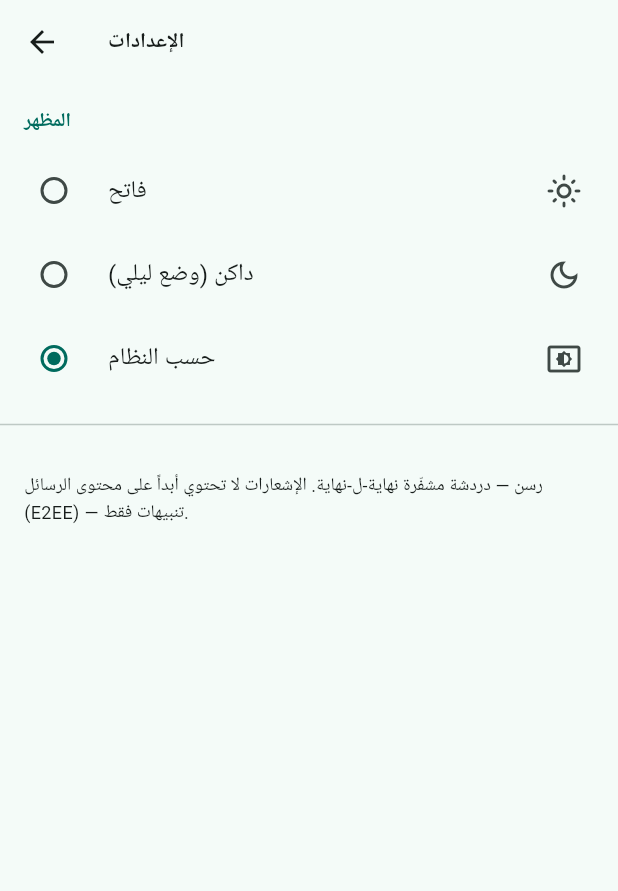
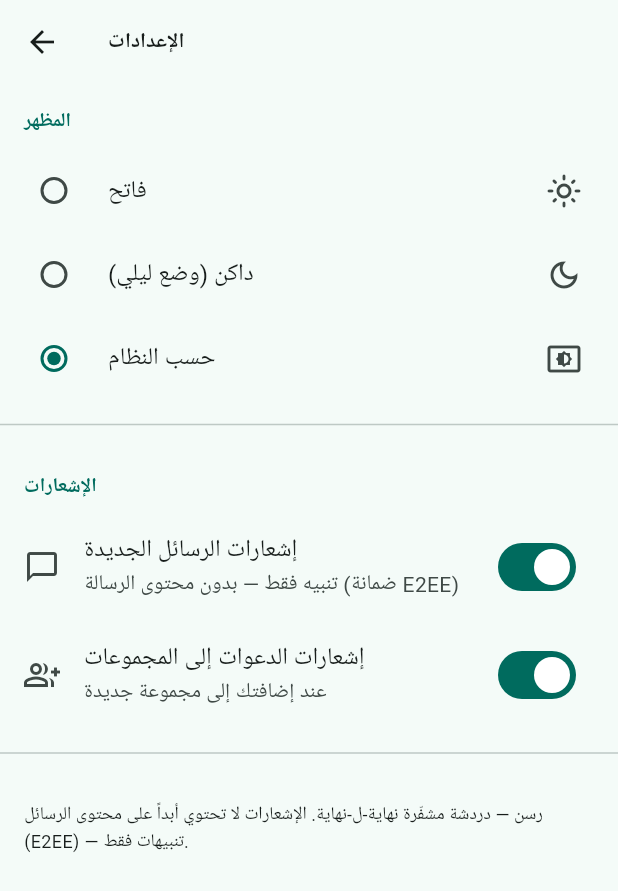
Before and after one commit to tibatechapp-ship-it/NexChat, a Flutter app: the screen it shows after launch, after a tap on "الإعدادات", on a phone screen of 412 x 824 dp. Shown: the top 891 px of the screen. Run offline on Flutter 3.47's test engine with Material 3 defaults, Android fonts, the phone set to English and light mode, and no system bars; our stand-ins replace firebase_core, firebase_messaging, flutter_local_notifications, shared_preferences; accounts and stored records are empty; statements that could not run were skipped.

Commit message:
feat(mobile): FCM push notifications - safe templates, token lifecycle, per-kind prefs
- lib/push/push_service.dart: PushService singleton (graceful init,
  permission request, token registration + refresh re-registration,
  foreground local display using templates only)
- lib/push/push_api.dart: REST client for /api/push/register|unregister|preferences
- lib/push/notification_preferences.dart: ChangeNotifier - instant local
  persistence (SharedPreferences) + server sync as source of truth
- lib/push/notification_templates.dart: local mirror of server templates
- lib/main.dart: service init (fails silently without platform config),
  NotificationPreferences provider wiring
- settings_screen.dart: notification on/off switches per kind
- pubspec.yaml: firebase_core ^3.6.0, firebase_messaging ^15.1.5,
  flutter_local_notifications ^17.2.3
- README: full platform setup guide (google-services.json, APNs, creds)

```diff
--- a/mobile/lib/main.dart
+++ b/mobile/lib/main.dart
@@ -1,6 +1,10 @@
+import 'dart:async';
+
 import 'package:flutter/material.dart';
 import 'package:provider/provider.dart';
 
+import 'push/notification_preferences.dart';
+import 'push/push_service.dart';
 import 'screens/home_screen.dart';
 import 'theme/app_theme.dart';
 import 'theme/theme_controller.dart';
@@ -13,19 +17,41 @@ Future<void> main() async {
   final themeController = ThemeController();
   await themeController.load();
 
-  runApp(RasanApp(themeController: themeController));
+  // تهيئة الإشعارات (FCM) — تفشل بهدوء إن لم تُضبط إعدادات المنصة بعد
+  // (google-services.json / APNs)، فيعمل التطبيق طبيعياً بلا إشعارات.
+  // التسجيل الفعلي للتوكن يحدث عند توفر جلسة مستخدم (setAuthToken).
+  await PushService.instance.initialize();
+
+  final notificationPreferences = NotificationPreferences();
+  // تحميل غير معطِّل — الواجهة تعرض القيم المحلية فوراً وتُحدَّث عند المزامنة.
+  unawaited(notificationPreferences.load());
+
+  runApp(
+    RasanApp(
+      themeController: themeController,
+      notificationPreferences: notificationPreferences,
+    ),
+  );
 }
 
 class RasanApp extends StatelessWidget {
-  const RasanApp({super.key, required this.themeController});
+  const RasanApp({
+    super.key,
+    required this.themeController,
+    required this.notificationPreferences,
+  });
 
   final ThemeController themeController;
+  final NotificationPreferences notificationPreferences;
 
   @override
   Widget build(BuildContext context) {
     return MultiProvider(
       providers: [
         ChangeNotifierProvider<ThemeController>.value(value: themeController),
+        ChangeNotifierProvider<NotificationPreferences>.value(
+          value: notificationPreferences,
+        ),
       ],
       child: Consumer<ThemeController>(
         builder: (context, theme, _) => MaterialApp(
--- /dev/null
+++ b/mobile/lib/push/notification_preferences.dart
@@ -0,0 +1,84 @@
+import 'package:flutter/foundation.dart';
+import 'package:shared_preferences/shared_preferences.dart';
+
+import 'push_api.dart';
+import 'push_service.dart';
+
+/// تفضيلات الإشعارات لكل نوع — تشغيل/إيقاف (الرسائل الجديدة، دعوات المجموعات).
+///
+/// التخزين:
+/// 1. **محلياً** في SharedPreferences (مفاتيح `rasan_notif_messages` /
+///    `rasan_notif_invites`) — يُطبَّق فوراً حتى دون جلسة/شبكة.
+/// 2. **مزامنة مع الخادم** عبر `PUT /api/push/preferences` عند توفر جلسة
+///    (الخادم هو مصدر الحقيقة — يمنع إرسال FCM أصلاً للأجهزة المطفأة).
+/// عند توفر جلسة يُسحب وضع الخادم بعد الإقلاع ويُطبَّق إن اختلف.
+class NotificationPreferences extends ChangeNotifier {
+  NotificationPreferences({PushApi? api})
+      : _api = api ?? PushService.instance.api;
+
+  final PushApi _api;
+
+  static const _keyMessages = 'rasan_notif_messages';
+  static const _keyInvites = 'rasan_notif_invites';
+
+  bool _messagesEnabled = true;
+  bool _invitesEnabled = true;
+  bool _loaded = false;
+
+  bool get messagesEnabled => _messagesEnabled;
+  bool get invitesEnabled => _invitesEnabled;
+  bool get loaded => _loaded;
+
+  /// قراءة التفضيلات المحلية ثم مزامنتها مع الخادم إن وُجدت جلسة.
+  Future<void> load() async {
+    final sp = await SharedPreferences.getInstance();
+    _messagesEnabled = sp.getBool(_keyMessages) ?? true;
+    _invitesEnabled = sp.getBool(_keyInvites) ?? true;
+    _loaded = true;
+    notifyListeners();
+
+    // الخادم مصدر الحقيقة عند توفر جلسة — يُطبَّق إن اختلف المحلي.
+    final remote = await _api.fetchPreferences();
+    if (remote != null) {
+      final m = remote['messages'] ?? _messagesEnabled;
+      final i = remote['invites'] ?? _invitesEnabled;
+      if (m != _messagesEnabled || i != _invitesEnabled) {
+        _messagesEnabled = m;
+        _invitesEnabled = i;
+        notifyListeners();
+        await _cacheLocal();
+      }
+    }
+  }
+
+  /// تشغيل/إيقاف إشعارات الرسائل الجديدة.
+  Future<void> setMessages(bool enabled) async {
+    if (enabled == _messagesEnabled) return;
+    _messagesEnabled = enabled;
+    notifyListeners();
+    await _persist();
+  }
+
+  /// تشغيل/إيقاف إشعارات الدعوات إلى المجموعات.
+  Future<void> setInvites(bool enabled) async {
+    if (enabled == _invitesEnabled) return;
+    _invitesEnabled = enabled;
+    notifyListeners();
+    await _persist();
+  }
+
+  /// حفظ محلي + مزامنة مع الخادم (فشل الشبكة لا يمنع الحفظ المحلي).
+  Future<void> _persist() async {
+    await _cacheLocal();
+    await _api.savePreferences(
+      messages: _messagesEnabled,
+      invites: _invitesEnabled,
+    );
+  }
+
+  Future<void> _cacheLocal() async {
+    final sp = await SharedPreferences.getInstance();
+    await sp.setBool(_keyMessages, _messagesEnabled);
+    await sp.setBool(_keyInvites, _invitesEnabled);
+  }
+}
--- /dev/null
+++ b/mobile/lib/push/notification_templates.dart
@@ -0,0 +1,23 @@
+/// قوالب نصوص الإشعارات — المرآة المحلية لقوالب الخادم
+/// (Rasan/server/notifications.js → TEMPLATES).
+///
+/// ضمانة E2EE: نصوص ثابتة فقط. لا يعرض تطبيق الجوال أي محتوى من داخل
+/// الرسالة المشفرة — لا في الإشعار المعروض يدوياً (foreground) ولا في
+/// payload المحلي.
+class NotificationTemplates {
+  NotificationTemplates._();
+
+  /// عنوان الإشعار الموحد (يطابق قالب الخادم).
+  static const String appTitle = 'رسن';
+
+  /// إشعار رسالة جديدة — بدون محتوى الرسالة.
+  static const String newMessage = 'لديك رسالة جديدة';
+
+  /// إشعار دعوة إلى مجموعة.
+  static const String groupInvite = 'لديك دعوة إلى مجموعة';
+
+  /// اختيار النص حسب نوع الإشعار القادم في data.kind —
+  /// أي نوع غير معروف يعامل كرسالة جديدة (النص الأكثر حيادية).
+  static String bodyForKind(String? kind) =>
+      kind == 'group_invite' ? groupInvite : newMessage;
+}
--- /dev/null
+++ b/mobile/lib/push/push_api.dart
@@ -0,0 +1,103 @@
+import 'dart:convert';
+
+import 'package:http/http.dart' as http;
+
+import '../config.dart';
+
+/// عميل REST لنقاط الإشعارات في الخادم (`Config.apiBase`):
+///
+/// - `POST /api/push/register`     تسجيل توكن FCM بعد تسجيل الدخول
+/// - `POST /api/push/unregister`   إلغاء تسجيل التوكن عند الخروج
+/// - `GET  /api/push/preferences`  قراءة التفضيلات (الخادم مصدر الحقيقة)
+/// - `PUT  /api/push/preferences`  حفظ تفضيلات الإشعارات (تشغيل/إيقاف)
+///
+/// كل النقاط تتطلب Bearer JWT — الطرق ترجع null/false بهدوء عند غياب
+/// الجلسة أو فشل الشبكة، والمكوّنات الأعلى تقرر ماذا تفعل.
+class PushApi {
+  PushApi({http.Client? client}) : _client = client ?? http.Client();
+
+  final http.Client _client;
+  String? _jwt;
+
+  /// هل توجد جلسة مسجلة حالياً؟
+  bool get hasAuth => _jwt != null;
+
+  /// ضبط توكن الجلسة — يُمرَّر من تدفق تسجيل الدخول عند توفره.
+  void setAuthToken(String? jwt) => _jwt = jwt;
+
+  Map<String, String> get _headers => {
+        'Content-Type': 'application/json',
+        if (_jwt != null) 'Authorization': 'Bearer $_jwt',
+      };
+
+  Uri _u(String path) => Uri.parse('${Config.apiBase}$path');
+
+  /// تسجيل توكن FCM للمستخدم الحالي. false عند غياب الجلسة أو الفشل.
+  Future<bool> registerToken(String fcmToken, String platform) async {
+    if (_jwt == null) return false;
+    try {
+      final res = await _client.post(
+        _u('/api/push/register'),
+        headers: _headers,
+        body: jsonEncode({'token': fcmToken, 'platform': platform}),
+      );
+      return res.statusCode == 200;
+    } catch (_) {
+      return false;
+    }
+  }
+
+  /// إلغاء تسجيل توكن (عند الخروج أو كتم الجهاز).
+  Future<bool> unregisterToken(String fcmToken) async {
+    if (_jwt == null) return false;
+    try {
+      final res = await _client.post(
+        _u('/api/push/unregister'),
+        headers: _headers,
+        body: jsonEncode({'token': fcmToken}),
+      );
+      return res.statusCode == 200;
+    } catch (_) {
+      return false;
+    }
+  }
+
+  /// تفضيلات المستخدم من الخادم — null عند غياب الجلسة/الفشل.
+  Future<Map<String, bool>?> fetchPreferences() async {
+    if (_jwt == null) return null;
+    try {
+      final res =
+          await _client.get(_u('/api/push/preferences'), headers: _headers);
+      if (res.statusCode != 200) return null;
+      final body = jsonDecode(res.body) as Map<String, dynamic>;
+      final prefs = body['preferences'] as Map<String, dynamic>?;
+      if (prefs == null) return null;
+      return {
+        'messages': prefs['messages'] == true,
+        'invites': prefs['invites'] == true,
+      };
+    } catch (_) {
+      return null;
+    }
+  }
+
+  /// حفظ التفضيلات في الخادم. false عند غياب الجلسة/الفشل.
+  Future<bool> savePreferences({
+    required bool messages,
+    required bool invites,
+  }) async {
+    if (_jwt == null) return false;
+    try {
+      final res = await _client.put(
+        _u('/api/push/preferences'),
+        headers: _headers,
+        body: jsonEncode({'messages': messages, 'invites': invites}),
+      );
+      return res.statusCode == 200;
+    } catch (_) {
+      return false;
+    }
+  }
+
+  void dispose() => _client.close();
+}
--- /dev/null
+++ b/mobile/lib/push/push_service.dart
@@ -0,0 +1,171 @@
+import 'dart:async';
+import 'dart:io' show Platform;
+
+import 'package:firebase_core/firebase_core.dart';
+import 'package:firebase_messaging/firebase_messaging.dart';
+import 'package:flutter/foundation.dart';
+import 'package:flutter_local_notifications/flutter_local_notifications.dart';
+
+import 'notification_templates.dart';
+import 'push_api.dart';
+
+/// معالج رسائل FCM في الخلفية — يجب أن يكون دالة على المستوى الأعلى.
+///
+/// في الخلفية يعرض النظام إشعار الـ notification payload القادم من الخادم
+/// مباشرة — وخادم رسن يرسل نصوصاً من قوالب ثابتة فقط ("لديك رسالة جديدة")،
+/// لذا لا مسار يمس محتوى الرسالة المشفرة إطلاقاً.
+@pragma('vm:entry-point')
+Future<void> firebaseMessagingBackgroundHandler(RemoteMessage message) async {
+  await Firebase.initializeApp();
+  // لا عرض محلي هنا — النظام يتكفل بالإشعار، والخادم يضمن نصاً آمناً.
+}
+
+/// خدمة الإشعارات (FCM) لتطبيق رسن — singleton.
+///
+/// المسؤوليات:
+/// 1. تهيئة Firebase وطلب الصلاحيات (تفشل بهدوء إن لم تُضبط إعدادات
+///    المنصة بعد — google-services.json / APNs — فيعمل التطبيق بلا إشعارات).
+/// 2. تسجيل توكن FCM لدى الخادم (`POST /api/push/register`) بعد توفر
+///    جلسة المستخدم، وإعادة التسجيل عند دوران التوكن.
+/// 3. عرض الإشعارات في المقدمة عبر إشعارات محلية — بنصوص من
+///    [NotificationTemplates] حصراً (لا نثق بأي نص قادم من FCM).
+///
+/// ضمانة E2EE: لا يظهر في أي إشعار محتوى الرسالة — نصوص القوالب فقط.
+class PushService {
+  PushService._();
+
+  static final PushService instance = PushService._();
+
+  final PushApi api = PushApi();
+  final FlutterLocalNotificationsPlugin _local =
+      FlutterLocalNotificationsPlugin();
+
+  final StreamController<RemoteMessage> _foregroundMessages =
+      StreamController<RemoteMessage>.broadcast();
+
+  String? _fcmToken;
+  bool _initialized = false;
+
+  /// رسائل FCM أثناء عمل التطبيق في المقدمة (للربط مع الواجهة عند الحاجة).
+  Stream<RemoteMessage> get onForegroundMessage => _foregroundMessages.stream;
+
+  /// توكن FCM الحالي إن وُجد.
+  String? get token => _fcmToken;
+
+  /// هل اكتملت التهيئة بنجاح؟
+  bool get isInitialized => _initialized;
+
+  /// قناة الأندرويد — تطابق `channelId: "messages"` في server/push.js.
+  static const AndroidNotificationChannel _channel = AndroidNotificationChannel(
+    'messages',
+    'الرسائل',
+    description: 'إشعارات الرسائل الجديدة والدعوات إلى المجموعات',
+    importance: Importance.high,
+  );
+
+  /// تهيئة الخدمة — آمنة للاستدعاء أكثر من مرة، ولا تُلقي استثناءات.
+  Future<void> initialize() async {
+    if (_initialized) return;
+    try {
+      await Firebase.initializeApp();
+    } catch (e) {
+      debugPrint('[push] Firebase غير مهيأ — تُتخطى الإشعارات: $e');
+      return;
+    }
+
+    try {
+      await _local.initialize(
+        const InitializationSettings(
+          android: AndroidInitializationSettings('@mipmap/ic_launcher'),
+          iOS: DarwinInitializationSettings(),
+        ),
+      );
+
+      final androidPlugin = _local.resolvePlatformSpecificAndroidImplementation<
+          AndroidFlutterLocalNotificationsPlugin>();
+      await androidPlugin?.createNotificationChannel(_channel);
+
+      await FirebaseMessaging.instance.requestPermission(
+        alert: true,
+        badge: true,
+        sound: true,
+      );
+
+      FirebaseMessaging.onBackgroundMessage(firebaseMessagingBackgroundHandler);
+
+      // المقدمة: النظام لا يعرض إشعار FCM تلقائياً — نعرضه محلياً بنص قالب آمن.
+      FirebaseMessaging.onMessage.listen((message) {
+        _foregroundMessages.add(message);
+        _showLocalFrom(message);
+      });
+
+      // دوران التوكن: إعادة تسجيل فوري لدى الخادم إن وُجدت جلسة.
+      FirebaseMessaging.onTokenRefresh.listen((t) {
+        _fcmToken = t;
+        api.registerToken(t, platformName);
+      });
+
+      _fcmToken = await FirebaseMessaging.instance.getToken();
+      if (_fcmToken != null) {
+        await api.registerToken(_fcmToken!, platformName);
+      }
+      _initialized = true;
+      debugPrint('[push] ready');
+    } catch (e) {
+      debugPrint('[push] init failed: $e');
+    }
+  }
+
+  /// ضبط جلسة المستخدم — يُستدعى من تدفق تسجيل الدخول.
+  /// يسجل توكن FCM لدى الخادم فور توفر الجلسة.
+  Future<void> setAuthToken(String? jwt) async {
+    api.setAuthToken(jwt);
+    if (jwt == null) return;
+    // إن لم تكتمل تهيئة FCM بعد فسيكفل مسار initialize بالتسجيل لاحقاً.
+    if (_fcmToken != null) {
+      await api.registerToken(_fcmToken!, platformName);
+    }
+  }
+
+  /// مزامنة تفضيلات الإشعارات مع الخادم (يستدعيها مزود التفضيلات).
+  Future<bool> savePreferences({
+    required bool messages,
+    required bool invites,
+  }) =>
+      api.savePreferences(messages: messages, invites: invites);
+
+  /// عرض إشعار محلي من رسالة FCM — النص من القوالب الثابتة فقط
+  /// (نتجاهل أي notification.title/body قادم من FCM في المقدمة
+  /// دفاعاً في العمق، وإن كان الخادم يرسل قوالب آمنة أصلاً).
+  Future<void> _showLocalFrom(RemoteMessage message) async {
+    try {
+      final data = message.data;
+      final body = NotificationTemplates.bodyForKind(data['kind'] as String?);
+      await _local.show(
+        DateTime.now().millisecondsSinceEpoch.remainder(100000),
+        NotificationTemplates.appTitle,
+        body,
+        NotificationDetails(
+          android: AndroidNotificationDetails(
+            _channel.id,
+            _channel.name,
+            channelDescription: _channel.description,
+            importance: Importance.high,
+            priority: Priority.high,
+            icon: '@mipmap/ic_launcher',
+          ),
+          iOS: const DarwinNotificationDetails(),
+        ),
+        payload: data['conversationId']?.toString(),
+      );
+    } catch (e) {
+      debugPrint('[push] local display failed: $e');
+    }
+  }
+
+  static String get platformName {
+    if (Platform.isIOS) return 'ios';
+    if (Platform.isAndroid) return 'android';
+    return 'web';
+  }
+}
--- a/mobile/lib/screens/settings_screen.dart
+++ b/mobile/lib/screens/settings_screen.dart
@@ -1,18 +1,22 @@
 import 'package:flutter/material.dart';
 import 'package:provider/provider.dart';
 
+import '../push/notification_preferences.dart';
 import '../theme/theme_controller.dart';
 
 /// شاشة الإعدادات.
 ///
-/// قسم المظهر: اختيار فاتح/داكن/حسب النظام — التغيير يُطبَّق فوراً
-/// ويُحفظ في SharedPreferences (rasan_theme_mode).
+/// - المظهر: اختيار فاتح/داكن/حسب النظام — يُطبَّق فوراً ويُحفظ في
+///   SharedPreferences (rasan_theme_mode).
+/// - الإشعارات: تشغيل/إيقاف لكل نوع (رسائل جديدة / دعوات مجموعات) —
+///   حفظ محلي فوري + مزامنة مع الخادم (PUT /api/push/preferences).
 class SettingsScreen extends StatelessWidget {
   const SettingsScreen({super.key});
 
   @override
   Widget build(BuildContext context) {
     final theme = context.watch<ThemeController>();
+    final notifPrefs = context.watch<NotificationPreferences>();
 
     return Scaffold(
       appBar: AppBar(title: const Text('الإعدادات')),
@@ -45,6 +49,28 @@ class SettingsScreen extends StatelessWidget {
                 ),
               ],
             ),
+          ),
+          const Divider(height: 32),
+          const _SectionHeader('الإشعارات'),
+          SwitchListTile(
+            secondary: const Icon(Icons.chat_bubble_outline),
+            title: const Text('إشعارات الرسائل الجديدة'),
+            subtitle: const Text(
+              'تنبيه فقط — بدون محتوى الرسالة (ضمانة E2EE)',
+            ),
+            value: notifPrefs.messagesEnabled,
+            onChanged: notifPrefs.loaded
+                ? (v) => context.read<NotificationPreferences>().setMessages(v)
+                : null,
+          ),
+          SwitchListTile(
+            secondary: const Icon(Icons.group_add_outlined),
+            title: const Text('إشعارات الدعوات إلى المجموعات'),
+            subtitle: const Text('عند إضافتك إلى مجموعة جديدة'),
+            value: notifPrefs.invitesEnabled,
+            onChanged: notifPrefs.loaded
+                ? (v) => context.read<NotificationPreferences>().setInvites(v)
+                : null,
           ),
           const Divider(height: 32),
           const Padding(
--- a/mobile/pubspec.yaml
+++ b/mobile/pubspec.yaml
@@ -17,6 +17,10 @@ dependencies:
   provider: ^6.1.2
   file_picker: ^8.1.2
   image_picker: ^1.1.2
+  # Push notifications (FCM) — إشعارات آمنة بلا محتوى الرسائل (E2EE)
+  firebase_core: ^3.6.0
+  firebase_messaging: ^15.1.5
+  flutter_local_notifications: ^17.2.3
 
 dev_dependencies:
   flutter_lints: ^4.0.0
```
Also changed, not shown: mobile/lib/models.dart (+46 -16 lines), 1 other file.
